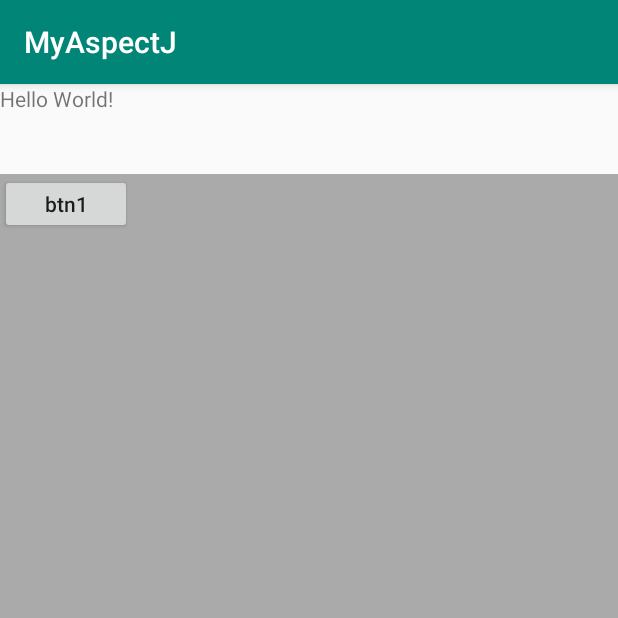
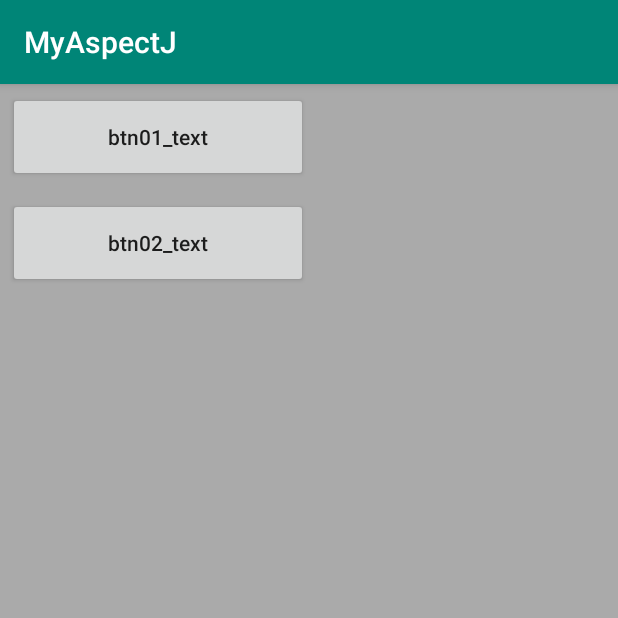
Before and after one commit to yangxume/MyAspectJ, an Android app: the screen it shows after launch (MainActivity), on a phone screen of 412 x 824 dp, the top half of it. Run offline under Robolectric (Android 15) with nearby library versions, the phone set to English and light mode, and no system bars.

Commit message:
【refactor】
获取点击view id 和 text

```diff
--- a/app/build.gradle
+++ b/app/build.gradle
@@ -43,7 +43,7 @@ dependencies {
 
     implementation 'org.aspectj:aspectjrt:1.8.13'
 
-    compile project(':lib_gintonic')
+    implementation project(':lib_gintonic')
 }
 
 
--- a/app/src/main/java/k/xy/myaspectj/MainActivity.java
+++ b/app/src/main/java/k/xy/myaspectj/MainActivity.java
@@ -3,14 +3,17 @@ package k.xy.myaspectj;
 import android.os.Bundle;
 import android.support.annotation.Nullable;
 import android.support.v7.app.AppCompatActivity;
+import android.util.Log;
 import android.view.View;
 import android.widget.Button;
 import android.widget.LinearLayout;
 
-public class MainActivity extends AppCompatActivity {
+public class MainActivity extends AppCompatActivity implements View.OnClickListener {
 
+    private static final String TAG = MainActivity.class.getSimpleName();
     private LinearLayout ll_main;
     private Button btn01;
+    private Button btn02;
 
     @Override
     protected void onCreate(@Nullable Bundle savedInstanceState) {
@@ -20,12 +23,9 @@ public class MainActivity extends AppCompatActivity {
         ll_main.invalidate();
 
         btn01 = findViewById(R.id.btn01);
-        btn01.setOnClickListener(new View.OnClickListener() {
-            @Override
-            public void onClick(View v) {
-
-            }
-        });
+        btn02 = findViewById(R.id.btn02);
+        btn01.setOnClickListener(this);
+        btn02.setOnClickListener(this);
     }
 
     @Override
@@ -52,4 +52,24 @@ public class MainActivity extends AppCompatActivity {
     protected void onDestroy() {
         super.onDestroy();
     }
+
+    @Override
+    public void onClick(View v) {
+
+        switch (v.getId()) {
+
+            case R.id.btn01:
+
+                Log.e(TAG, "btn is click");
+
+                break;
+
+            case R.id.btn02:
+
+                Log.e(TAG, "btn is click");
+
+                break;
+        }
+
+    }
 }
--- a/app/src/main/res/layout/activity_main.xml
+++ b/app/src/main/res/layout/activity_main.xml
@@ -9,6 +9,7 @@
         tools:context=".MainActivity">
 
     <TextView
+            android:visibility="gone"
             android:id="@+id/sample_text"
             android:layout_width="wrap_content"
             android:layout_height="60dp"
@@ -25,9 +26,18 @@
 
         <Button
                 android:id="@+id/btn01"
-                android:layout_width="wrap_content"
-                android:layout_height="40dp"
-                android:text="btn1"
+                android:layout_width="200dp"
+                android:layout_height="60dp"
+                android:text="btn01_text"
+                android:layout_margin="5dp"
+                android:textAllCaps="false"/>
+
+        <Button
+                android:id="@+id/btn02"
+                android:layout_width="200dp"
+                android:layout_height="60dp"
+                android:text="btn02_text"
+                android:layout_margin="5dp"
                 android:textAllCaps="false"/>
 
     </LinearLayout>
```
Also changed, not shown: lib_gintonic/src/main/java/k/xy/lib_gintonic/Animal.java (added, +15 -0 lines), lib_gintonic/src/main/java/k/xy/lib_gintonic/LogTag.java (added, +8 -0 lines), lib_gintonic/src/main/java/k/xy/lib_gintonic/MethodAspect.java (added, +69 -0 lines), lib_gintonic/src/main/java/k/xy/lib_gintonic/TraceActivityMethod.java (added, +72 -0 lines), lib_gintonic/src/main/java/k/xy/lib_gintonic/TraceAspect.java (deleted, +0 -36 lines), lib_gintonic/src/main/java/k/xy/lib_gintonic/TraceViewClick.java (added, +97 -0 lines), my_lib_aspectj/build.gradle (+7 -6 lines), my_lib_aspectj/src/main/java/k/xy/my_lib_aspectj/DebugLog.java (added, +22 -0 lines), my_lib_aspectj/src/main/java/k/xy/my_lib_aspectj/DebugTrace.java (added, +12 -0 lines), my_lib_aspectj/src/main/java/k/xy/my_lib_aspectj/MethodBehaviorAspect.java (deleted, +0 -59 lines), my_lib_aspectj/src/main/java/k/xy/my_lib_aspectj/StopWatch.java (added, +39 -0 lines), my_lib_aspectj/src/main/java/k/xy/my_lib_aspectj/TraceAspect.java (+31 -104 lines).
